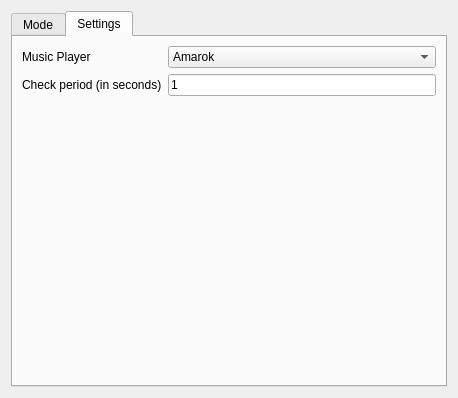
Old version of the form nowplaying/src/settings.ui in the repository euroelessar/qutim.
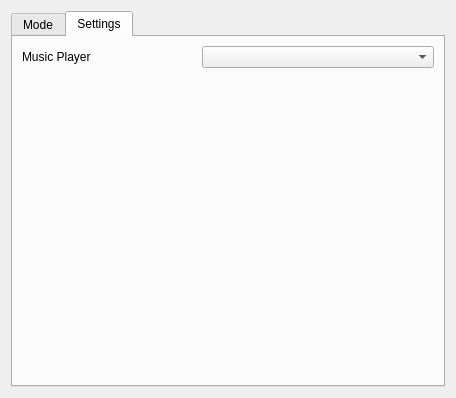
New version of the form. The open tabs and pages were chosen to show the change.

What changed in the file:
```diff
--- a/nowplaying/src/settings.ui
+++ b/nowplaying/src/settings.ui
@@ -9,15 +9,15 @@
    <rect>
     <x>0</x>
     <y>0</y>
-    <width>458</width>
-    <height>396</height>
+    <width>456</width>
+    <height>394</height>
    </rect>
   </property>
   <property name="windowTitle">
    <string>Form</string>
   </property>
   <layout class="QGridLayout" name="gridLayout_4">
-   <item row="0" column="0" colspan="2">
+   <item row="0" column="0">
     <widget class="QTabWidget" name="settings">
      <property name="tabPosition">
       <enum>QTabWidget::North</enum>
@@ -461,33 +461,7 @@
          </property>
         </widget>
        </item>
-       <item row="0" column="1">
-        <widget class="QComboBox" name="players">
-         <property name="currentIndex">
-          <number>0</number>
-         </property>
-         <item>
-          <property name="text">
-           <string>Amarok</string>
-          </property>
-         </item>
-        </widget>
-       </item>
-       <item row="1" column="0">
-        <widget class="QLabel" name="label_4">
-         <property name="text">
-          <string>Check period (in seconds)</string>
-         </property>
-        </widget>
-       </item>
-       <item row="1" column="1">
-        <widget class="QLineEdit" name="time_period">
-         <property name="text">
-          <string>1</string>
-         </property>
-        </widget>
-       </item>
-       <item row="4" column="1">
+       <item row="5" column="1">
         <spacer name="verticalSpacer_3">
          <property name="orientation">
           <enum>Qt::Vertical</enum>
@@ -500,7 +474,7 @@
          </property>
         </spacer>
        </item>
-       <item row="2" column="0" colspan="2">
+       <item row="3" column="0" colspan="2">
         <widget class="QStackedWidget" name="additional_settings">
          <property name="currentIndex">
           <number>0</number>
@@ -554,6 +528,13 @@
          </widget>
         </widget>
        </item>
+       <item row="0" column="1">
+        <widget class="QComboBox" name="players">
+         <property name="currentIndex">
+          <number>-1</number>
+         </property>
+        </widget>
+       </item>
       </layout>
      </widget>
     </widget>
```
Left out of the diff: 2 changed lines with no effect on the pictures.
